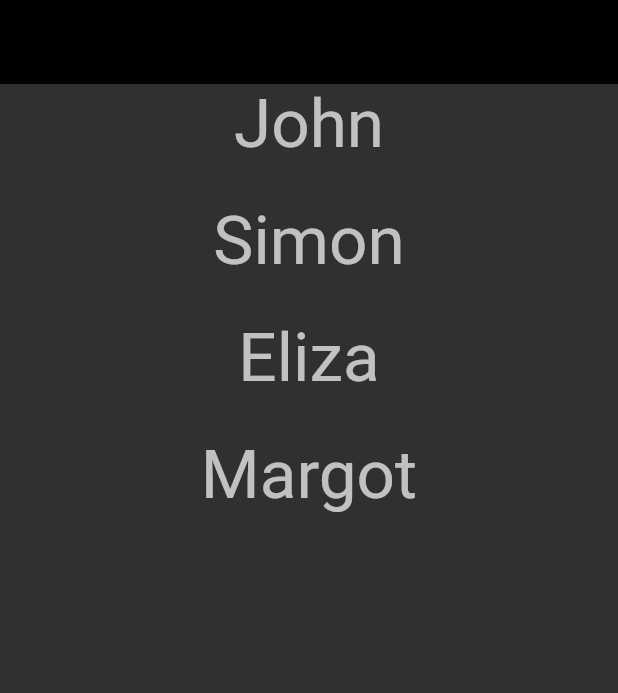
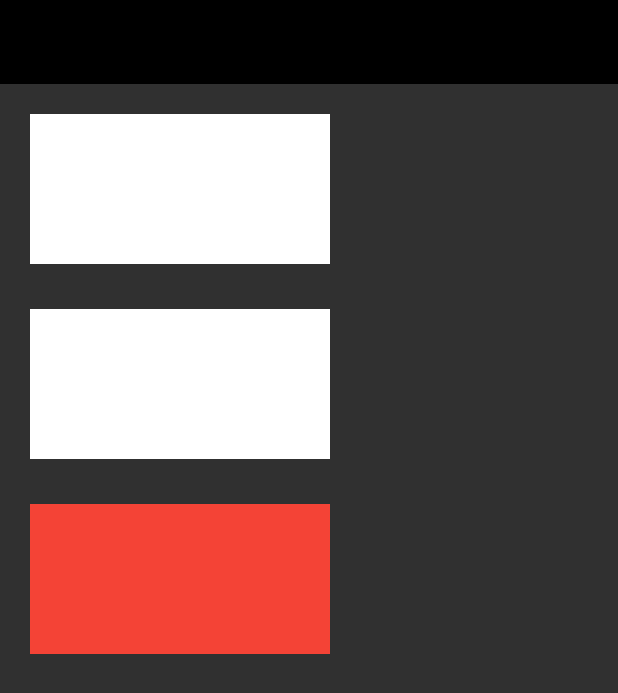
Before and after one commit to gulistansenates/Flutter_Learn, a Flutter app: the screen it shows after launch, on a phone screen of 412 x 824 dp. Shown: the top 693 px of the screen. Run offline on Flutter 3.47's test engine with Material 2 defaults, Android fonts, the light colour scheme and no system bars.

Commit message:
feat: add padding learn

```diff
--- /dev/null
+++ b/lib/101/padding_learn.dart
@@ -0,0 +1,39 @@
+import 'package:flutter/material.dart';
+
+class PaddingLearn extends StatelessWidget {
+  const PaddingLearn({super.key});
+
+  @override
+  Widget build(BuildContext context) {
+    return Scaffold(
+        appBar: AppBar(),
+        body: Column(
+          children: [
+            Padding(
+              padding: const EdgeInsets.all(20),
+              child: Container(
+                color: Colors.white,
+                height: 100,
+                width: 200,
+              ),
+            ),
+            Padding(
+              padding: const EdgeInsets.symmetric(vertical: 10, horizontal: 15),
+              child: Container(
+                color: Colors.white,
+                height: 100,
+                width: 200,
+              ),
+            ),
+            Padding(
+              padding: const EdgeInsets.all(20),
+              child: Container(
+                color: Colors.red,
+                height: 100,
+                width: 200,
+              ),
+            )
+          ],
+        ));
+  }
+}
--- a/lib/main.dart
+++ b/lib/main.dart
@@ -3,6 +3,7 @@ import 'package:flutter/services.dart';
 import '101/app_bar_learn.dart';
 import '101/color_learn.dart';
 import '101/icon_learn.dart';
+import '101/padding_learn.dart';
 import '101/stateless_learn.dart';
 
 void main() {
@@ -23,7 +24,7 @@ class MyApp extends StatelessWidget {
         backgroundColor: Colors.black,
         elevation: 0,
       )),
-      home: const StatelessLearn(),
+      home: const PaddingLearn(),
     );
   }
 }
```
